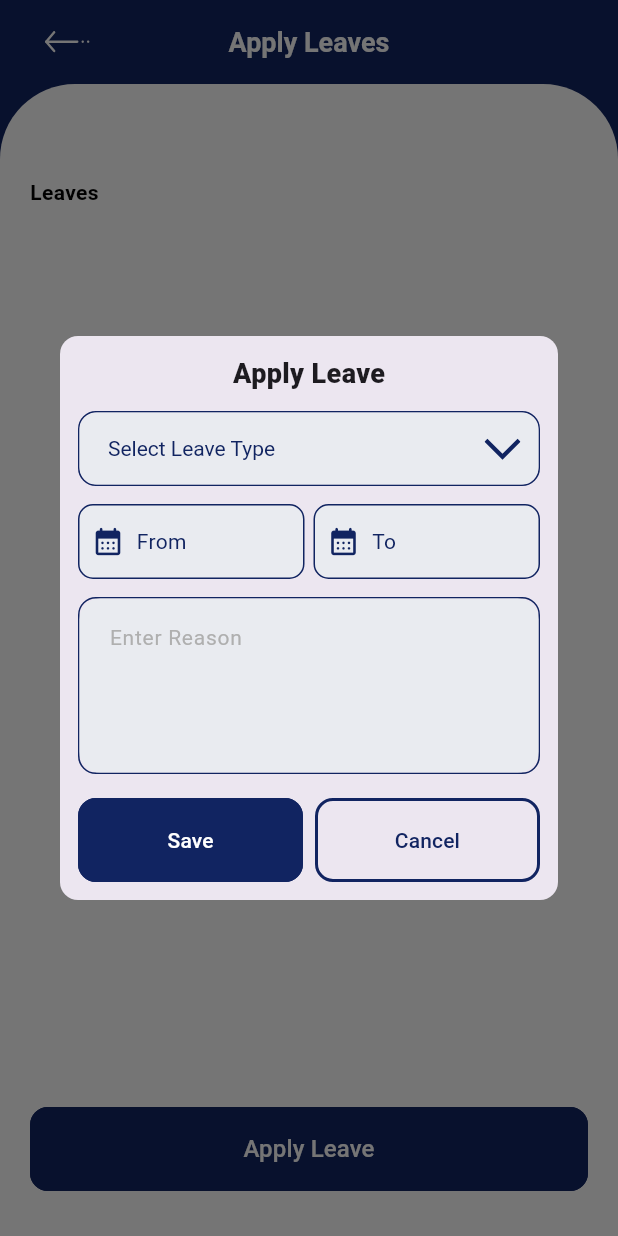
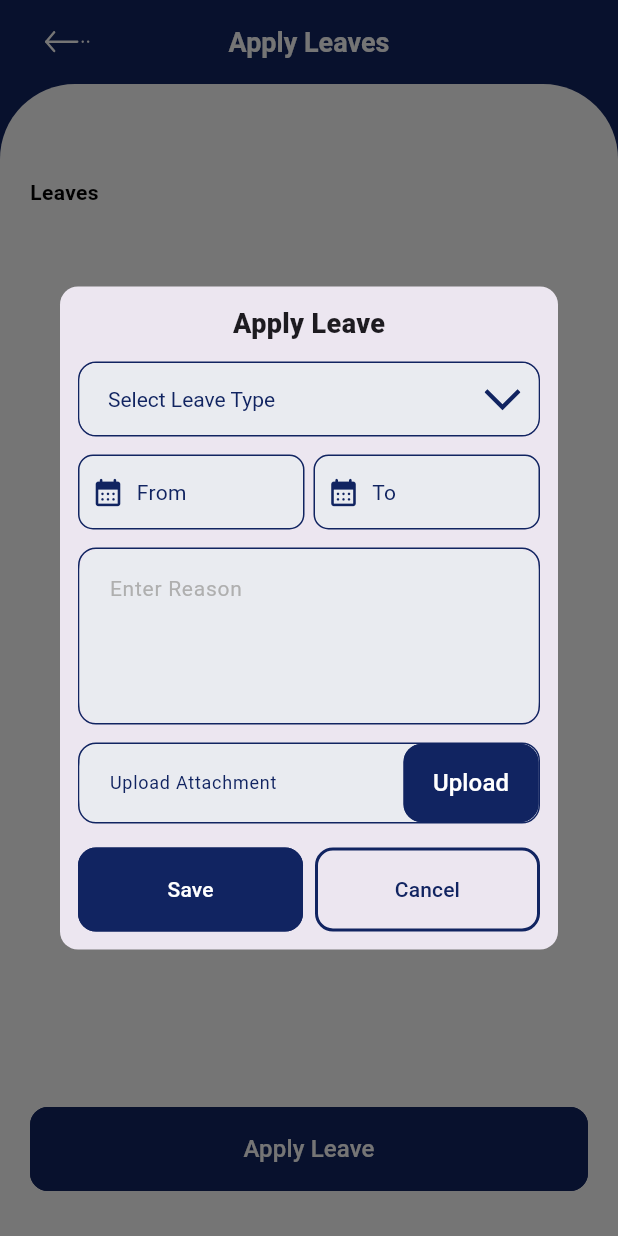
Before and after one commit to CASDev10/LGES-Teacher-Latest, a Flutter app: the LeavesScreenView screen opened directly, after a tap on "Apply Leave", on a phone screen of 412 x 824 dp. Run offline on Flutter 3.47's test engine with Material 3 defaults, Android fonts, the phone set to English and light mode, and no system bars; our stand-ins replace bloc, bot_toast, dio, file_picker, firebase_core, firebase_messaging and 13 more; missing offline and left inert: dart:ffi, excel, flutter_pdfview, month_year_picker; accounts and stored records are empty; network calls fail; statements that could not run were skipped; project files that could hold a hidden picture were left out.

Commit message:
Insert leave done

```diff
--- a/lib/module/leaves/dialogs/apply_leave_dialogue.dart
+++ b/lib/module/leaves/dialogs/apply_leave_dialogue.dart
@@ -3,7 +3,10 @@ import 'dart:io';
 import 'package:dio/dio.dart';
 import 'package:file_picker/file_picker.dart';
 import 'package:flutter/material.dart';
+import 'package:image_picker/image_picker.dart';
+import 'package:intl/intl.dart';
 import 'package:lges_teacher_app/module/auth/repo/auth_repository.dart';
+import 'package:lges_teacher_app/widgets/helper_function.dart';
 
 import '../../../../components/custom_button.dart';
 import '../../../../constants/app_colors.dart';
@@ -11,6 +14,7 @@ import '../../../components/custom_textfield.dart';
 import '../../../config/routes/nav_router.dart';
 import '../../../core/di/service_locator.dart';
 import '../../../utils/custom_countdown.dart';
+import '../../../utils/display/dialogs/dialog_utils.dart';
 import '../../../utils/display/display_utils.dart';
 import '../../leaves/model/employee_leaves_response.dart';
 import '../../leaves/model/leave_balance_response.dart';
@@ -156,7 +160,7 @@ class _ApplyLeaveDialogueState extends State<ApplyLeaveDialogue> {
                   controller: _reasonController,
                 ),
               ),
-              /*SizedBox(height: 12.0),
+              SizedBox(height: 12.0),
               Container(
                 decoration: BoxDecoration(
                   color: AppColors.lightGreyColor,
@@ -296,7 +300,7 @@ class _ApplyLeaveDialogueState extends State<ApplyLeaveDialogue> {
                     ),
                   ],
                 ),
-              ),*/
+              ),
               const SizedBox(height: 16),
               Row(
                 children: [
@@ -357,6 +361,7 @@ class _ApplyLeaveDialogueState extends State<ApplyLeaveDialogue> {
                           reason: _reasonController.text.trim(),
                           ucLoginUserId: authRepository.user.userId,
                           leaveSponsorship: '',
+                          file: await changeMulti(file!),
                         );
                         print("AddUpdateLeaveInput ${input.toJson()}");
                         widget.onSave!(input);
--- a/lib/module/leaves/model/add_employee_leave_input.dart
+++ b/lib/module/leaves/model/add_employee_leave_input.dart
@@ -1,3 +1,5 @@
+import 'package:dio/dio.dart';
+
 class AddEmployeeLeaveInput {
   int id;
   int ucEntityId;
@@ -9,7 +11,7 @@ class AddEmployeeLeaveInput {
   String reason;
   int ucLoginUserId;
   String leaveSponsorship;
-
+  MultipartFile file;
   AddEmployeeLeaveInput({
     required this.id,
     required this.ucEntityId,
@@ -21,6 +23,7 @@ class AddEmployeeLeaveInput {
     required this.reason,
     required this.ucLoginUserId,
     required this.leaveSponsorship,
+    required this.file,
   });
 
   Map<String, dynamic> toJson() => {
--- a/lib/module/leaves/repo/leaves_repo.dart
+++ b/lib/module/leaves/repo/leaves_repo.dart
@@ -66,12 +66,12 @@ class LeavesRepository {
   ) async {
     try {
       FormData toFormData() => FormData.fromMap({
-        "LeaveData": jsonEncode(input).toString(),
-        // "EmployeeFile": input.file,
+        "LeaveData": jsonEncode(input),
+        "EmployeeFile": input.file,
       });
       var response = await _networkService.post(
         Endpoints.uploadLeave,
-        data: input.toJson(),
+        data: toFormData(),
       );
       print('############ Api Hit Response is --> ${jsonEncode(input)}');
       if (response["result"] == "error") {
```
Also changed, not shown: lib/utils/display/display_utils.dart (+7 -11 lines).
